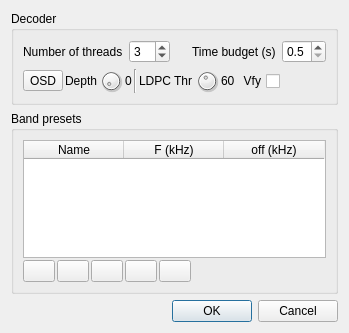
Before: the Qt Designer form plugins/channelrx/demodft8/ft8demodsettingsdialog.ui in f4exb/sdrangel, drawn with Qt 5.
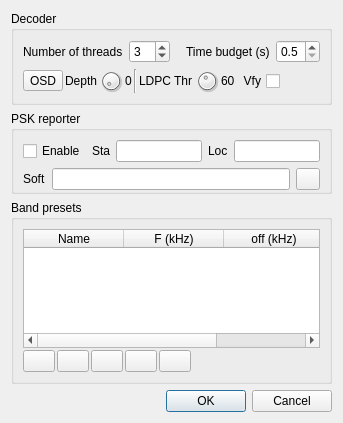
After: the same form once the commit is applied. Icons and pictures are not drawn. Custom widgets are drawn as their Qt base class.

Commit message: FT8 Demodulator: added option to send reports to PSK reporter. Fixes #2561

```diff
--- a/plugins/channelrx/demodft8/ft8demodsettingsdialog.ui
+++ b/plugins/channelrx/demodft8/ft8demodsettingsdialog.ui
@@ -6,8 +6,8 @@
    <rect>
     <x>0</x>
     <y>0</y>
-    <width>349</width>
-    <height>333</height>
+    <width>343</width>
+    <height>423</height>
    </rect>
   </property>
   <property name="font">
@@ -229,6 +229,104 @@
      </layout>
     </widget>
    </item>
+   <item>
+    <widget class="QGroupBox" name="reporterGroup">
+     <property name="minimumSize">
+      <size>
+       <width>0</width>
+       <height>0</height>
+      </size>
+     </property>
+     <property name="title">
+      <string>PSK reporter</string>
+     </property>
+     <layout class="QVBoxLayout" name="verticalLayout_4">
+      <property name="bottomMargin">
+       <number>1</number>
+      </property>
+      <item>
+       <layout class="QHBoxLayout" name="horizontalLayout">
+        <item>
+         <widget class="QCheckBox" name="enablePSKReporter">
+          <property name="toolTip">
+           <string>Enable sending reception reports to PSK reporter</string>
+          </property>
+          <property name="text">
+           <string>Enable</string>
+          </property>
+         </widget>
+        </item>
+        <item>
+         <widget class="QLabel" name="reportingStationLabel">
+          <property name="text">
+           <string>Sta</string>
+          </property>
+         </widget>
+        </item>
+        <item>
+         <widget class="QLineEdit" name="reportingStation">
+          <property name="toolTip">
+           <string>Reporting (your) station</string>
+          </property>
+         </widget>
+        </item>
+        <item>
+         <widget class="QLabel" name="reportingLocatorLabel">
+          <property name="text">
+           <string>Loc</string>
+          </property>
+         </widget>
+        </item>
+        <item>
+         <widget class="QLineEdit" name="reportingLocator">
+          <property name="toolTip">
+           <string>Reporting (your) locator</string>
+          </property>
+         </widget>
+        </item>
+       </layout>
+      </item>
+      <item>
+       <layout class="QHBoxLayout" name="horizontalLayout_2">
+        <item>
+         <widget class="QLabel" name="reportingSoftwareLabel">
+          <property name="text">
+           <string>Soft</string>
+          </property>
+         </widget>
+        </item>
+        <item>
+         <widget class="QLineEdit" name="reportingSoftware">
+          <property name="toolTip">
+           <string>Reporting (your) software</string>
+          </property>
+         </widget>
+        </item>
+        <item>
+         <widget class="QPushButton" name="reportingDefaults">
+          <property name="maximumSize">
+           <size>
+            <width>24</width>
+            <height>24</height>
+           </size>
+          </property>
+          <property name="toolTip">
+           <string>Reset reporter values to defaults</string>
+          </property>
+          <property name="text">
+           <string/>
+          </property>
+          <property name="icon">
+           <iconset resource="../../../sdrgui/resources/res.qrc">
+            <normaloff>:/recycle.png</normaloff>:/recycle.png</iconset>
+          </property>
+         </widget>
+        </item>
+       </layout>
+      </item>
+     </layout>
+    </widget>
+   </item>
    <item>
     <widget class="QGroupBox" name="bandsGroup">
      <property name="title">
```
The commit also changes 23 other files.
